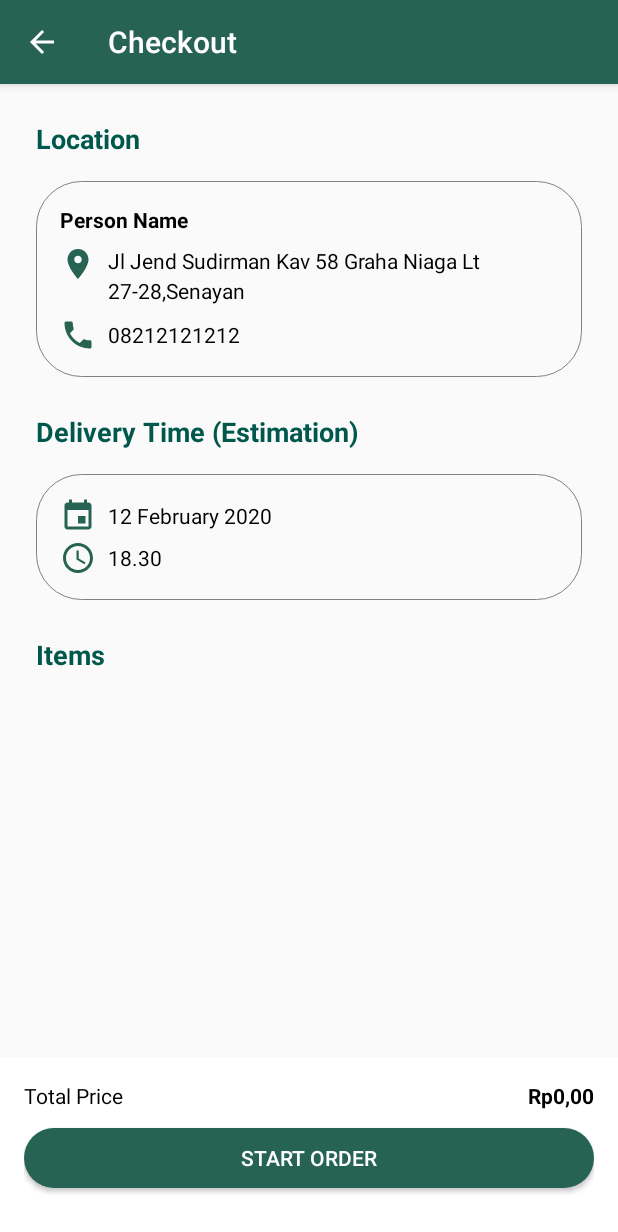
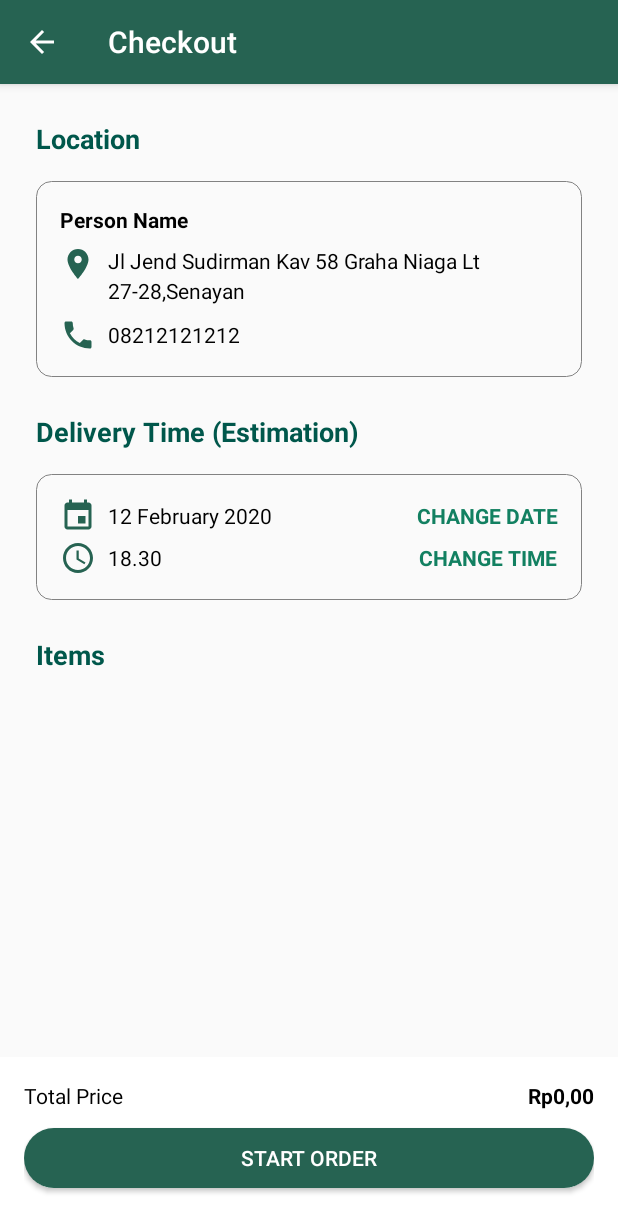
Before and after one commit to dimdims1234/TakjilOnline, an Android app: the CheckoutActivity screen opened directly, with no data from a screen before it, on a phone screen of 412 x 824 dp. Shown: the top 1232 px of the screen. Run offline under Robolectric (Android 15) with nearby library versions, the phone set to English and light mode, and no system bars; 2 statements that could not run were skipped.

Commit message:
date and time picker

```diff
--- /dev/null
+++ b/app/src/main/res/drawable/ic_create_black_24dp.xml
@@ -0,0 +1,5 @@
+<vector android:height="24dp" android:tint="#266352"
+    android:viewportHeight="24.0" android:viewportWidth="24.0"
+    android:width="24dp" xmlns:android="http://schemas.android.com/apk/res/android">
+    <path android:fillColor="#FF000000" android:pathData="M3,17.25V21h3.75L17.81,9.94l-3.75,-3.75L3,17.25zM20.71,7.04c0.39,-0.39 0.39,-1.02 0,-1.41l-2.34,-2.34c-0.39,-0.39 -1.02,-0.39 -1.41,0l-1.83,1.83 3.75,3.75 1.83,-1.83z"/>
+</vector>
--- a/app/src/main/res/drawable/shape_border_box.xml
+++ b/app/src/main/res/drawable/shape_border_box.xml
@@ -6,5 +6,5 @@
         android:width="0.25dp"/>
 
     <corners
-        android:radius="30dp"/>
+        android:radius="10dp"/>
 </shape>
--- a/app/src/main/res/layout/activity_checkout.xml
+++ b/app/src/main/res/layout/activity_checkout.xml
@@ -100,11 +100,21 @@
                         android:src="@drawable/ic_event_black_24dp"/>
 
                     <TextView
+                        android:id="@+id/tv_date"
                         android:layout_width="match_parent"
                         android:layout_height="wrap_content"
+                        android:layout_weight="1"
                         android:lineSpacingExtra="4dp"
                         style="@style/Regular14"
                         android:text="12 February 2020"/>
+
+                    <TextView
+                        android:id="@+id/b_change_date"
+                        android:layout_width="wrap_content"
+                        android:layout_height="wrap_content"
+                        android:lineSpacingExtra="4dp"
+                        style="@style/Bold14.Green"
+                        android:text="CHANGE DATE"/>
                 </LinearLayout>
 
                 <LinearLayout
@@ -120,10 +130,20 @@
                         android:src="@drawable/ic_access_time_black_24dp"/>
 
                     <TextView
+                        android:id="@+id/tv_time"
                         android:layout_width="match_parent"
                         android:layout_height="wrap_content"
+                        android:layout_weight="1"
                         style="@style/Regular14"
                         android:text="18.30"/>
+
+                    <TextView
+                        android:id="@+id/b_change_time"
+                        android:layout_width="wrap_content"
+                        android:layout_height="wrap_content"
+                        android:lineSpacingExtra="4dp"
+                        style="@style/Bold14.Green"
+                        android:text="CHANGE TIME"/>
                 </LinearLayout>
 
             </LinearLayout>
```
Also changed, not shown: app/src/main/java/com/nadyadtm/aplikasi_pesanan_takjil/activity/CheckoutActivity.kt (+34 -0 lines), app/src/main/java/com/nadyadtm/aplikasi_pesanan_takjil/utils/ConversionFormatDate.kt (added, +13 -0 lines).
